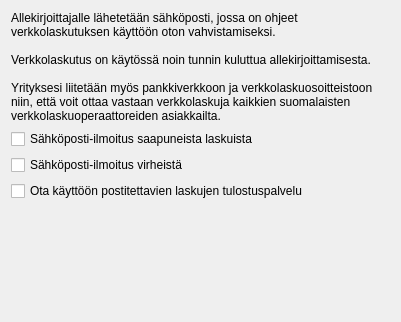
Old version of the form kitsas/maaritys/verkkolasku/finvoicevelhovalmis.ui in the repository artoh/kitupiikki.
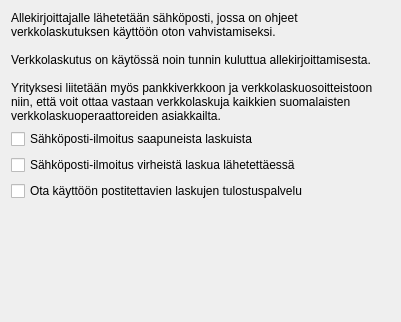
New version of the form. Icons and pictures are not drawn.

Diff of the .ui file:
```diff
--- a/kitsas/maaritys/verkkolasku/finvoicevelhovalmis.ui
+++ b/kitsas/maaritys/verkkolasku/finvoicevelhovalmis.ui
@@ -42,7 +42,7 @@
    <item>
     <widget class="QCheckBox" name="virhemail">
      <property name="text">
-      <string>Sähköposti-ilmoitus virheistä</string>
+      <string>Sähköposti-ilmoitus virheistä laskua lähetettäessä</string>
      </property>
      <property name="icon">
       <iconset resource="../../pic/pic.qrc">
```
Left out of the diff: 4 changed lines with no effect on the pictures.
